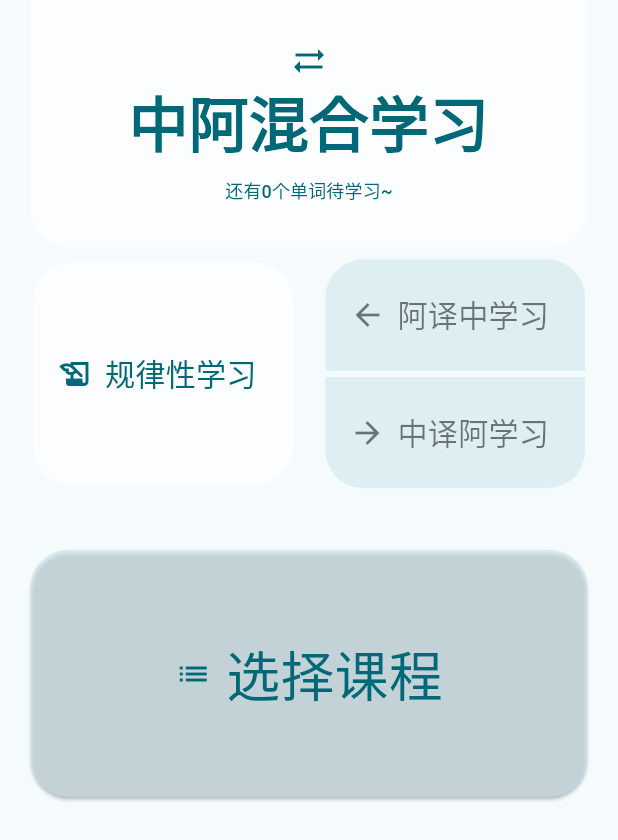
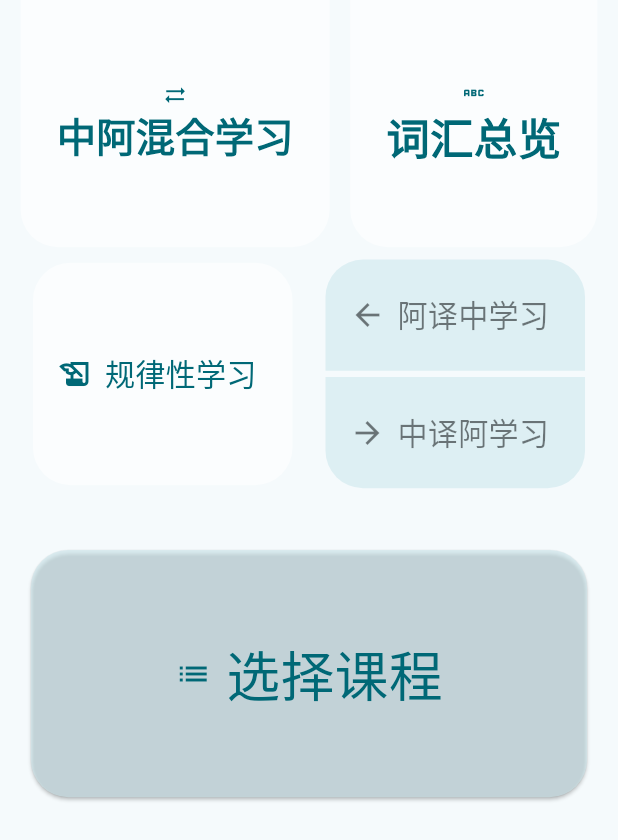
Before and after one commit to OctagonalStar/arabic_learning, a Flutter app: the LearningPage widget shown alone on an empty page, opened directly, on a phone screen of 412 x 824 dp. Shown: the top 840 px of the screen. Run offline on Flutter 3.47's test engine with Material 3 defaults, Android fonts, the phone set to English and light mode, and no system bars; our stand-ins replace convex_bottom_bar, dio, file_picker, flutter_markdown_plus, flutter_tts, just_audio and 1 more; missing offline and left inert: fsrs, sherpa_onnx, window_manager; accounts and stored records are empty.

Commit message:
feat(learning_pages_build): add WordCard overview page
完成了单词总览界面的基本实现

Signed-off-by: OctagonalStar <76486554+OctagonalStar@users.noreply.github.com>

```diff
--- a/lib/funcs/ui.dart
+++ b/lib/funcs/ui.dart
@@ -464,6 +464,7 @@ class WordCard extends StatelessWidget {
                             style: ElevatedButton.styleFrom(
                               fixedSize: Size(width ?? (mediaQuery.size.width * 0.9), height == null ? (mediaQuery.size.height * 0.3) : height! * 0.6),
                               backgroundColor: Colors.transparent,
+                              shadowColor: Colors.transparent,
                               shape: RoundedRectangleBorder(borderRadius: BorderRadiusGeometry.vertical(bottom: Radius.circular(25.0)))
                             ),
                             onPressed: (){
--- a/lib/pages/learning_page.dart
+++ b/lib/pages/learning_page.dart
@@ -17,11 +17,14 @@ class LearningPage extends StatelessWidget {
       child: Column(
         mainAxisAlignment: MainAxisAlignment.start,
         children: [
+          Row(
+            mainAxisAlignment: MainAxisAlignment.spaceEvenly,
+            children: [
               ElevatedButton(
                 style: ElevatedButton.styleFrom(
                   backgroundColor: Theme.of(context).colorScheme.onPrimary.withAlpha(150),
                   shadowColor: Colors.transparent,
-              fixedSize: Size(mediaQuery.size.width * 0.9, mediaQuery.size.height * 0.2),
+                  fixedSize: Size(mediaQuery.size.width * 0.5, mediaQuery.size.height * 0.2),
                   shape: RoundedRectangleBorder(
                     borderRadius: BorderRadiusGeometry.vertical(bottom: Radius.circular(25.0)),
                   ),
@@ -29,10 +32,7 @@ class LearningPage extends StatelessWidget {
                 onPressed: () {
                   shiftToStudy(context, 0);
                 },
-            child: Container(
-              width: mediaQuery.size.width * 0.9,
-              height: mediaQuery.size.height * 0.2,
-              alignment: Alignment.center,
+                child: FittedBox(
                   child: Column(
                     mainAxisAlignment: MainAxisAlignment.center,
                     children: [
@@ -41,14 +41,38 @@ class LearningPage extends StatelessWidget {
                         '中阿混合学习',
                         style: TextStyle(fontSize: 40.0, fontWeight: FontWeight.bold),
                       ),
-                  SizedBox(height: mediaQuery.size.height * 0.01),
-                  Text(
-                    '还有${(context.read<Global>().wordCount - context.read<Global>().settingData["learning"]["KnownWords"].length).toString()}个单词待学习~',
-                    style: TextStyle(fontSize: 12.0),
-                  ),
                     ],
                   ),
                 ),
+              ),
+              ElevatedButton(
+                style: ElevatedButton.styleFrom(
+                  backgroundColor: Theme.of(context).colorScheme.onPrimary.withAlpha(150),
+                  shadowColor: Colors.transparent,
+                  fixedSize: Size(mediaQuery.size.width * 0.4, mediaQuery.size.height * 0.2),
+                  shape: RoundedRectangleBorder(
+                    borderRadius: BorderRadiusGeometry.vertical(bottom: Radius.circular(25.0)),
+                  ),
+                ),
+                onPressed: (){
+                  Navigator.push(
+                    context,
+                    MaterialPageRoute(
+                      builder: (context) => WordCardOverViewPage()
+                    )
+                  );
+                },
+                child: FittedBox(
+                  child: Column(
+                    mainAxisAlignment: MainAxisAlignment.center,
+                    children: [
+                      Icon(Icons.abc, size: 24),
+                      Text("词汇总览", style: TextStyle(fontSize: 40.0, fontWeight: FontWeight.bold)),
+                    ],
+                  ),
+                ),
+              )
+            ],
           ),
           SizedBox(height: mediaQuery.size.height * 0.01),
           Row(
```
Also changed, not shown: lib/sub_pages_builder/learning_pages/learning_pages_build.dart (+32 -0 lines). Lines whose indentation alone changed are shown as unchanged.
